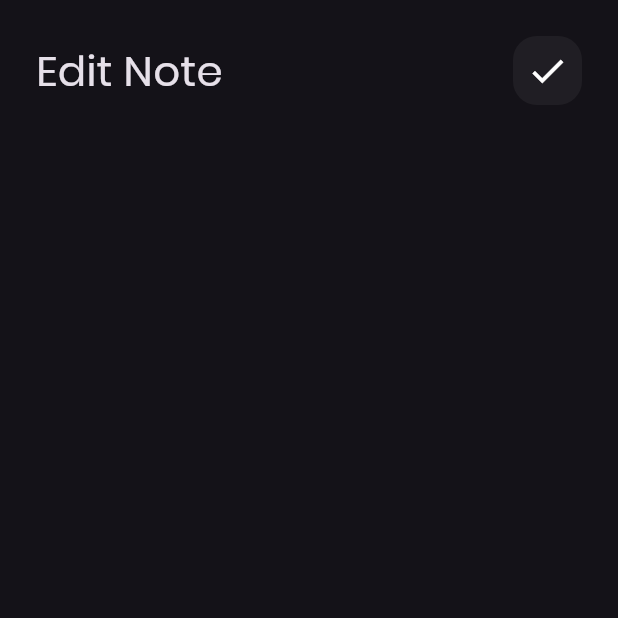
After one commit to LamiaAlariqi/notes_app, a Flutter app: the screen it shows after launch, after a tap on "Flutter tips", on a phone screen of 412 x 824 dp, the top half of it. The commit adds this screen. Run offline on Flutter 3.47's test engine with Material 3 defaults, Android fonts, the phone set to English and light mode, and no system bars; our stand-ins replace font_awesome_flutter.

Commit message:
add custom add bar to edit note view

```diff
--- /dev/null
+++ b/lib/Wegets/Editnoteview.dart
@@ -0,0 +1,21 @@
+import 'package:flutter/material.dart';
+import 'package:notes_app/Wegets/customTextfield.dart';
+import 'package:notes_app/Wegets/customeappbar.dart';
+
+class Editnodeviewbody extends StatelessWidget {
+  const Editnodeviewbody({super.key});
+
+  @override
+  Widget build(BuildContext context) {
+    return Padding(
+      padding: const EdgeInsets.symmetric(horizontal: 24),
+      child: Column(
+       children: const [
+        SizedBox(height: 24,),
+         Appbar(icon: Icons.check, title: 'Edit Note',),
+
+       ],
+      ),
+    );
+  }
+}
--- a/lib/Wegets/customIcon.dart
+++ b/lib/Wegets/customIcon.dart
@@ -1,8 +1,8 @@
 import 'package:flutter/material.dart';
 
 class CustomSearchIcon extends StatelessWidget {
-  const CustomSearchIcon({super.key});
-
+  const CustomSearchIcon({super.key, required this.icon});
+final IconData icon;
   @override
   Widget build(BuildContext context) {
     return Container(
@@ -12,7 +12,7 @@ class CustomSearchIcon extends StatelessWidget {
     borderRadius: BorderRadius.circular(16),
 color: Colors.white.withOpacity(0.05),
 ),
-child: const Center(child: Icon(Icons.search,size: 28,),
+child:Center(child: Icon(icon,size: 28,),
   ),
     );
   }
--- a/lib/Wegets/customeappbar.dart
+++ b/lib/Wegets/customeappbar.dart
@@ -3,16 +3,17 @@ import 'package:flutter/widgets.dart';
 import 'package:notes_app/Wegets/customIcon.dart';
 
 class Appbar extends StatelessWidget {
-  const Appbar({super.key});
-
+  const Appbar({super.key, required this.title, required this.icon});
+  final String title;
+  final IconData icon;
   @override
   Widget build(BuildContext context) {
     return Row(
-      children: const [
+      children: [
         SizedBox(height: 20,),
- Text('Notes',style: TextStyle(fontSize: 28),),
+ Text('$title',style: TextStyle(fontSize: 28),),
  Spacer(),
- CustomSearchIcon()
+ CustomSearchIcon(icon: icon,)
       ]
     );
   }
--- a/lib/Wegets/customnoteitem.dart
+++ b/lib/Wegets/customnoteitem.dart
@@ -1,12 +1,21 @@
 import 'package:flutter/material.dart';
 import 'package:font_awesome_flutter/font_awesome_flutter.dart';
+import 'package:notes_app/Wegets/Editnoteview.dart';
+import 'package:notes_app/view/edit_note_view.dart';
 
 class noteitem extends StatelessWidget {
   const noteitem({super.key});
 
   @override
   Widget build(BuildContext context) {
-    return Container(
+    return GestureDetector(
+      onTap: (){
+        Navigator.push(context,MaterialPageRoute(builder: (context){
+         return const editnoteview();
+
+        }));
+      },
+      child: Container(
         padding: const EdgeInsets.only(top: 24,bottom: 24,left: 16),
         decoration: BoxDecoration(
           color: Color.fromARGB(255, 240, 209, 74),
@@ -42,6 +51,7 @@ class noteitem extends StatelessWidget {
             )
           ],
         ),
+      ),
     );
   }
 }
--- a/lib/Wegets/noteviewbody.dart
+++ b/lib/Wegets/noteviewbody.dart
@@ -16,7 +16,7 @@ class NotesViewBody extends StatelessWidget {
       child: Column(
         children: const[
           SizedBox(height: 20),
-          Appbar(),
+          Appbar(title: 'Notes', icon: Icons.search,),
           Expanded(
             child: noteListview()),
            ],
--- /dev/null
+++ b/lib/view/edit_note_view.dart
@@ -0,0 +1,13 @@
+import 'package:flutter/material.dart';
+import 'package:notes_app/Wegets/Editnoteview.dart';
+
+class editnoteview extends StatelessWidget {
+  const editnoteview({super.key});
+
+  @override
+  Widget build(BuildContext context) {
+    return Scaffold(
+      body:Editnodeviewbody(),
+    );
+  }
+}
```
Lines whose indentation alone changed are shown as unchanged.
